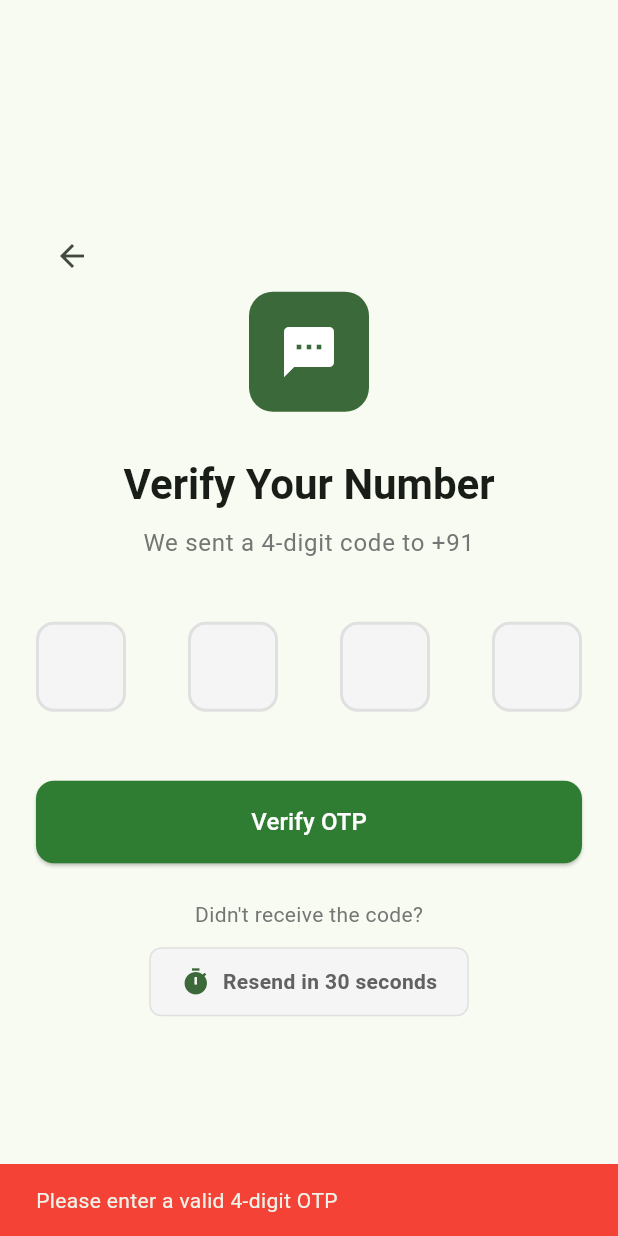
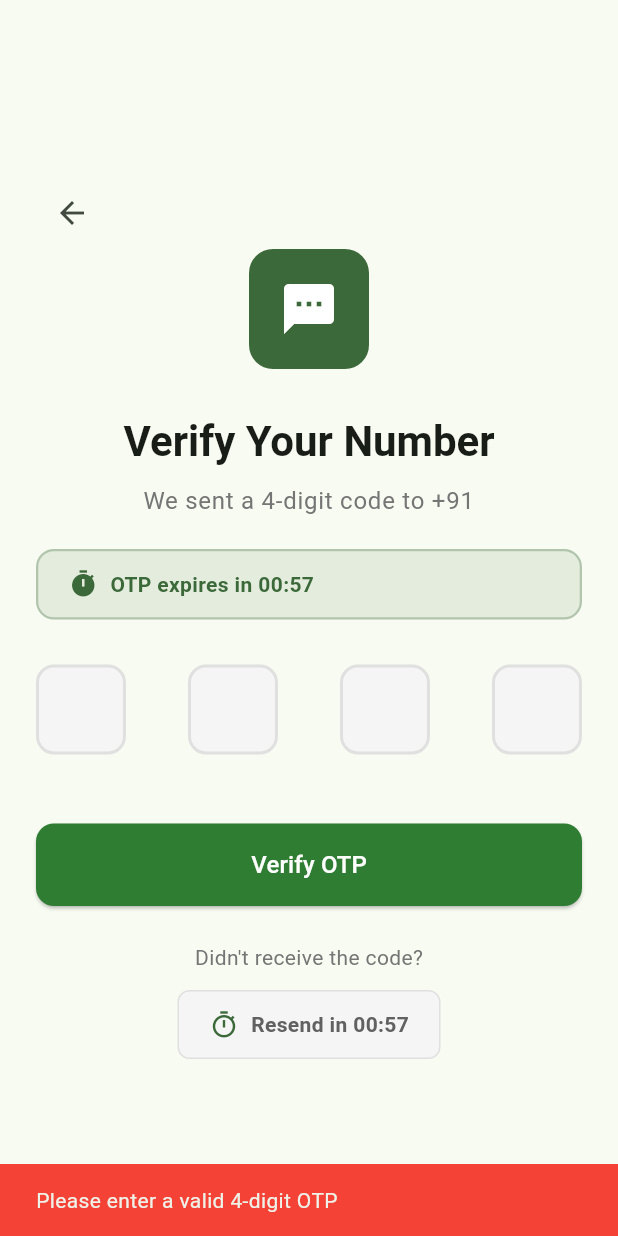
Before and after one commit to ayush-nalawade/veggies_fresh, a Flutter app: the OTPVerificationScreen screen opened directly with empty values, after a tap on "Verify OTP", on a phone screen of 412 x 824 dp. Run offline on Flutter 3.47's test engine with Material 3 defaults, Android fonts, the phone set to English and light mode, and no system bars; drawn by our look-alikes of pin_code_fields; our stand-ins replace cached_network_image, dio, flutter_riverpod, flutter_secure_storage, go_router; missing offline and left inert: razorpay_flutter; accounts and stored records are empty.

Commit message:
[feat]:: Otp resend logic has been implemented

```diff
--- a/veggies_pro_Frontend/lib/core/env.dart
+++ b/veggies_pro_Frontend/lib/core/env.dart
@@ -6,8 +6,8 @@ class Env {
     if (Platform.isAndroid) {
       // For Android emulator, try multiple IPs
       // First try the host machine IP, then fallback to emulator IP
-      // return 'http://192.168.0.3:3000';
-      return 'http://10.174.64.236:3000';
+      return 'http://192.168.0.2:3000';
+      // return 'http://10.174.64.236:3000';
     } else if (Platform.isIOS) {
       // For iOS simulator, use localhost
       return 'http://localhost:3000';
--- a/veggies_pro_Frontend/lib/features/auth/screens/otp_verification_screen.dart
+++ b/veggies_pro_Frontend/lib/features/auth/screens/otp_verification_screen.dart
@@ -1,3 +1,4 @@
+import 'dart:async';
 import 'package:flutter/material.dart';
 import 'package:go_router/go_router.dart';
 import 'package:flutter_riverpod/flutter_riverpod.dart';
@@ -22,44 +23,56 @@ class _OTPVerificationScreenState extends ConsumerState<OTPVerificationScreen> {
   final _otpController = TextEditingController();
   bool _isLoading = false;
   bool _isResending = false;
-  int _resendTimer = 30;
+  int _otpTimerSeconds = 60; // OTP valid for 1 minute
   bool _canResend = false;
   String? _otpErrorMessage;
   bool _isOtpErrorVisible = false;
+  Timer? _timer;
 
   @override
   void initState() {
     super.initState();
-    _startResendTimer();
+    _startOTPTimer();
   }
 
   @override
   void dispose() {
+    _timer?.cancel();
     _otpController.dispose();
-    _resendTimer = 0; // Stop the timer
     super.dispose();
   }
 
-  void _startResendTimer() {
+  void _startOTPTimer() {
     setState(() {
       _canResend = false;
-      _resendTimer = 30;
+      _otpTimerSeconds = 60; // Reset to 60 seconds
     });
 
-    Future.delayed(const Duration(seconds: 1), () {
-      if (mounted) {
-        if (_resendTimer > 0) {
+    _timer?.cancel(); // Cancel any existing timer
+
+    _timer = Timer.periodic(const Duration(seconds: 1), (timer) {
+      if (!mounted) {
+        timer.cancel();
+        return;
+      }
+
+      if (_otpTimerSeconds > 0) {
         setState(() {
-            _resendTimer--;
+          _otpTimerSeconds--;
         });
-          _startResendTimer();
       } else {
+        timer.cancel();
         setState(() {
           _canResend = true;
         });
       }
+    });
   }
-    });
+
+  String _formatTimer(int seconds) {
+    final minutes = seconds ~/ 60;
+    final secs = seconds % 60;
+    return '${minutes.toString().padLeft(2, '0')}:${secs.toString().padLeft(2, '0')}';
   }
 
   void _showOtpError(String message) {
@@ -178,7 +191,7 @@ class _OTPVerificationScreenState extends ConsumerState<OTPVerificationScreen> {
         });
 
         // Restart the timer
-        _startResendTimer();
+        _startOTPTimer();
       }
     } catch (e) {
       if (!mounted) return;
@@ -186,21 +199,45 @@ class _OTPVerificationScreenState extends ConsumerState<OTPVerificationScreen> {
       // Extract meaningful error message
       final errorMessage = ErrorHandler.extractErrorMessage(e);
 
+      // Check if it's a rate limiting error (429 status)
+      final isRateLimitError = e.toString().contains('429') ||
+                              errorMessage.toLowerCase().contains('wait') ||
+                              errorMessage.toLowerCase().contains('retry');
+
       // Clear any existing snackbars before showing new one
       ScaffoldMessenger.of(context).clearSnackBars();
       ScaffoldMessenger.of(context).showSnackBar(
         SnackBar(
           content: Row(
             children: [
-              const Icon(Icons.error_outline, color: Colors.white),
+              Icon(
+                isRateLimitError ? Icons.timer_outlined : Icons.error_outline,
+                color: Colors.white,
+              ),
               const SizedBox(width: 12),
               Expanded(child: Text(errorMessage)),
             ],
           ),
-          backgroundColor: Colors.red,
+          backgroundColor: isRateLimitError ? Colors.orange : Colors.red,
           duration: const Duration(seconds: 4),
         ),
       );
+
+      // If rate limited, extract retry time and update timer if available
+      if (isRateLimitError) {
+        // Try to extract retry time from error message
+        final retryMatch = RegExp(r'(\d+)\s*seconds?').firstMatch(errorMessage);
+        if (retryMatch != null) {
+          final retrySeconds = int.tryParse(retryMatch.group(1) ?? '');
+          if (retrySeconds != null && retrySeconds > 0) {
+            setState(() {
+              _otpTimerSeconds = retrySeconds;
+              _canResend = false;
+            });
+            _startOTPTimer();
+          }
+        }
+      }
     } finally {
       if (mounted) {
         setState(() => _isResending = false);
@@ -262,7 +299,50 @@ class _OTPVerificationScreenState extends ConsumerState<OTPVerificationScreen> {
                 ),
                 textAlign: TextAlign.center,
               ),
-              const SizedBox(height: 40),
+              const SizedBox(height: 20),
+
+              // OTP Timer Display
+              Container(
+                padding: const EdgeInsets.symmetric(horizontal: 20, vertical: 12),
+                decoration: BoxDecoration(
+                  color: _otpTimerSeconds > 0
+                      ? Theme.of(context).colorScheme.primary.withOpacity(0.1)
+                      : Colors.grey[100],
+                  borderRadius: BorderRadius.circular(12),
+                  border: Border.all(
+                    color: _otpTimerSeconds > 0
+                        ? Theme.of(context).colorScheme.primary.withOpacity(0.3)
+                        : Colors.grey[300]!,
+                    width: 1.5,
+                  ),
+                ),
+                child: Row(
+                  mainAxisSize: MainAxisSize.min,
+                  children: [
+                    Icon(
+                      _otpTimerSeconds > 0 ? Icons.timer : Icons.timer_off,
+                      color: _otpTimerSeconds > 0
+                          ? Theme.of(context).colorScheme.primary
+                          : Colors.grey[600],
+                      size: 20,
+                    ),
+                    const SizedBox(width: 8),
+                    Text(
+                      _otpTimerSeconds > 0
+                          ? 'OTP expires in ${_formatTimer(_otpTimerSeconds)}'
+                          : 'OTP expired',
+                      style: TextStyle(
+                        fontSize: 14,
+                        fontWeight: FontWeight.w600,
+                        color: _otpTimerSeconds > 0
+                            ? Theme.of(context).colorScheme.primary
+                            : Colors.grey[700],
+                      ),
+                    ),
+                  ],
+                ),
+              ),
+              const SizedBox(height: 30),
 
               // OTP input field
               PinCodeTextField(
@@ -384,10 +464,14 @@ class _OTPVerificationScreenState extends ConsumerState<OTPVerificationScreen> {
                           child: Row(
                             mainAxisSize: MainAxisSize.min,
                             children: [
-                              Icon(Icons.timer, size: 20, color: Theme.of(context).colorScheme.primary),
+                              Icon(
+                                Icons.timer_outlined,
+                                size: 20,
+                                color: Theme.of(context).colorScheme.primary,
+                              ),
                               const SizedBox(width: 8),
                               Text(
-                                'Resend in $_resendTimer seconds',
+                                'Resend in ${_formatTimer(_otpTimerSeconds)}',
                                 style: Theme.of(context).textTheme.bodyMedium?.copyWith(
                                   color: Colors.grey[700],
                                   fontWeight: FontWeight.w600,
```
Also changed, not shown: 2 other files. Lines whose indentation alone changed are shown as unchanged.
